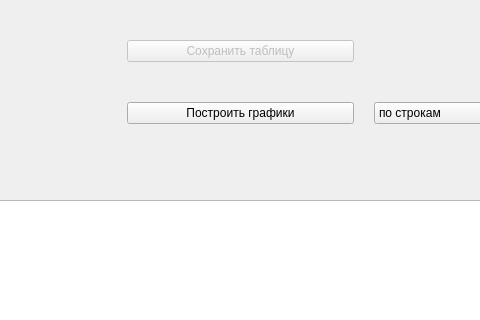
Old version of the form table_window/table_window_design.ui in the repository garrigar/Blagov_Inc; both pictures show x 880 to 1360 and y 0 to 320 of the 1500 by 733 pixel window.
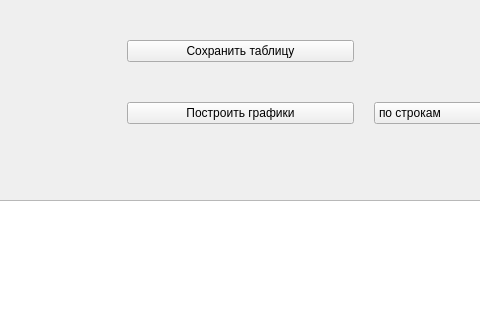
New version of the form.

```diff
--- a/table_window/table_window_design.ui
+++ b/table_window/table_window_design.ui
@@ -80,7 +80,7 @@
          <item row="0" column="0">
           <widget class="QPushButton" name="btn_save_table">
            <property name="enabled">
-            <bool>false</bool>
+            <bool>true</bool>
            </property>
            <property name="text">
             <string>Сохранить таблицу</string>
```
